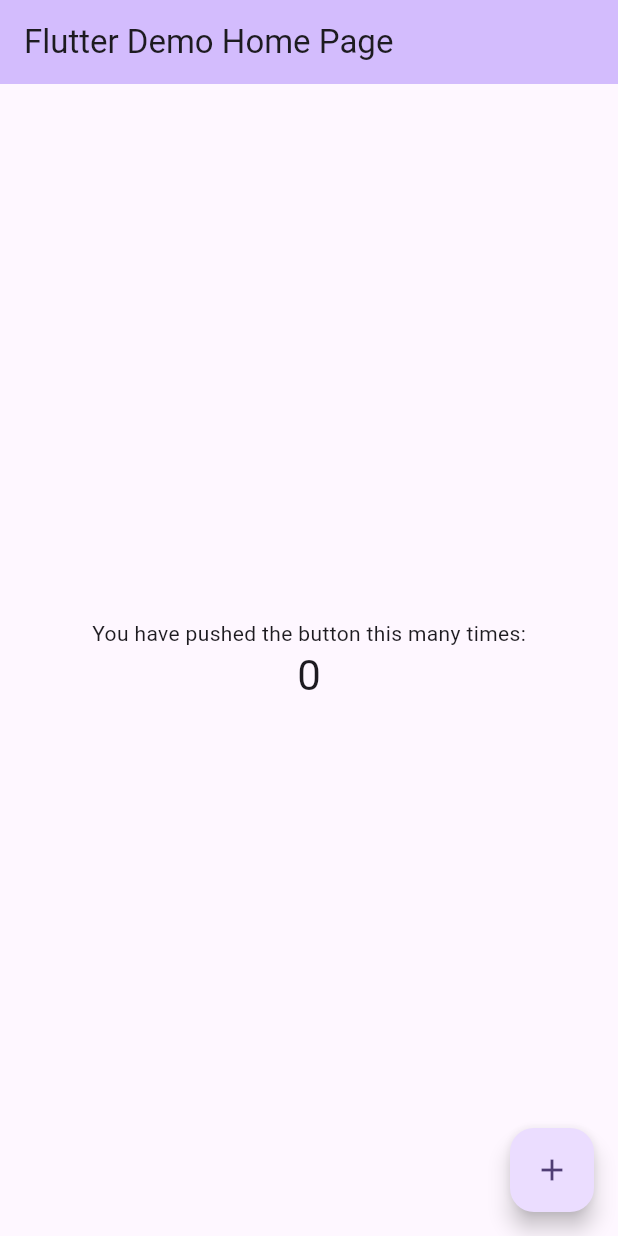
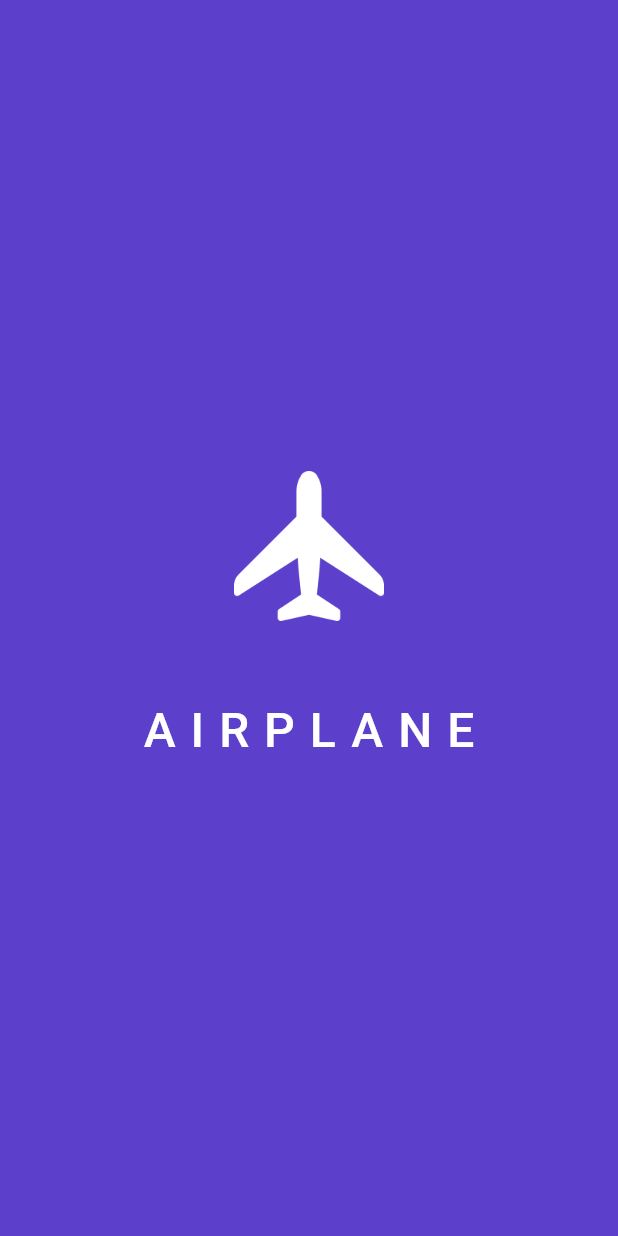
Before and after one commit to nurfaidzy/Flutter-Air-Plane-Project-BWA, a Flutter app: the screen it shows after launch, on a phone screen of 412 x 824 dp. Run offline on Flutter 3.47's test engine with Material 3 defaults, Android fonts, the phone set to English and light mode, and no system bars.

Commit message:
feat: splash page

```diff
--- a/lib/main.dart
+++ b/lib/main.dart
@@ -1,125 +1,18 @@
-import 'package:flutter/material.dart';
+import "package:air_plane/ui/pages/splash_page.dart";
+import "package:flutter/material.dart";
 
 void main() {
-  runApp(const MyApp());
+  runApp(MyApp());
 }
 
 class MyApp extends StatelessWidget {
   const MyApp({super.key});
 
-  // This widget is the root of your application.
   @override
   Widget build(BuildContext context) {
-    return MaterialApp(
-      title: 'Flutter Demo',
-      theme: ThemeData(
-        // This is the theme of your application.
-        //
-        // TRY THIS: Try running your application with "flutter run". You'll see
-        // the application has a purple toolbar. Then, without quitting the app,
-        // try changing the seedColor in the colorScheme below to Colors.green
-        // and then invoke "hot reload" (save your changes or press the "hot
-        // reload" button in a Flutter-supported IDE, or press "r" if you used
-        // the command line to start the app).
-        //
-        // Notice that the counter didn't reset back to zero; the application
-        // state is not lost during the reload. To reset the state, use hot
-        // restart instead.
-        //
-        // This works for code too, not just values: Most code changes can be
-        // tested with just a hot reload.
-        colorScheme: ColorScheme.fromSeed(seedColor: Colors.deepPurple),
-        useMaterial3: true,
-      ),
-      home: const MyHomePage(title: 'Flutter Demo Home Page'),
+    return const MaterialApp(
+      debugShowCheckedModeBanner: false,
+      home: SplashPage(),
     );
   }
 }
-
-class MyHomePage extends StatefulWidget {
-  const MyHomePage({super.key, required this.title});
-
-  // This widget is the home page of your application. It is stateful, meaning
-  // that it has a State object (defined below) that contains fields that affect
-  // how it looks.
-
-  // This class is the configuration for the state. It holds the values (in this
-  // case the title) provided by the parent (in this case the App widget) and
-  // used by the build method of the State. Fields in a Widget subclass are
-  // always marked "final".
-
-  final String title;
-
-  @override
-  State<MyHomePage> createState() => _MyHomePageState();
-}
-
-class _MyHomePageState extends State<MyHomePage> {
-  int _counter = 0;
-
-  void _incrementCounter() {
-    setState(() {
-      // This call to setState tells the Flutter framework that something has
-      // changed in this State, which causes it to rerun the build method below
-      // so that the display can reflect the updated values. If we changed
-      // _counter without calling setState(), then the build method would not be
-      // called again, and so nothing would appear to happen.
-      _counter++;
-    });
-  }
-
-  @override
-  Widget build(BuildContext context) {
-    // This method is rerun every time setState is called, for instance as done
-    // by the _incrementCounter method above.
-    //
-    // The Flutter framework has been optimized to make rerunning build methods
-    // fast, so that you can just rebuild anything that needs updating rather
-    // than having to individually change instances of widgets.
-    return Scaffold(
-      appBar: AppBar(
-        // TRY THIS: Try changing the color here to a specific color (to
-        // Colors.amber, perhaps?) and trigger a hot reload to see the AppBar
-        // change color while the other colors stay the same.
-        backgroundColor: Theme.of(context).colorScheme.inversePrimary,
-        // Here we take the value from the MyHomePage object that was created by
-        // the App.build method, and use it to set our appbar title.
-        title: Text(widget.title),
-      ),
-      body: Center(
-        // Center is a layout widget. It takes a single child and positions it
-        // in the middle of the parent.
-        child: Column(
-          // Column is also a layout widget. It takes a list of children and
-          // arranges them vertically. By default, it sizes itself to fit its
-          // children horizontally, and tries to be as tall as its parent.
-          //
-          // Column has various properties to control how it sizes itself and
-          // how it positions its children. Here we use mainAxisAlignment to
-          // center the children vertically; the main axis here is the vertical
-          // axis because Columns are vertical (the cross axis would be
-          // horizontal).
-          //
-          // TRY THIS: Invoke "debug painting" (choose the "Toggle Debug Paint"
-          // action in the IDE, or press "p" in the console), to see the
-          // wireframe for each widget.
-          mainAxisAlignment: MainAxisAlignment.center,
-          children: <Widget>[
-            const Text(
-              'You have pushed the button this many times:',
-            ),
-            Text(
-              '$_counter',
-              style: Theme.of(context).textTheme.headlineMedium,
-            ),
-          ],
-        ),
-      ),
-      floatingActionButton: FloatingActionButton(
-        onPressed: _incrementCounter,
-        tooltip: 'Increment',
-        child: const Icon(Icons.add),
-      ), // This trailing comma makes auto-formatting nicer for build methods.
-    );
-  }
-}
--- /dev/null
+++ b/lib/ui/pages/splash_page.dart
@@ -0,0 +1,38 @@
+import 'package:flutter/material.dart';
+import "../../shared//theme.dart";
+
+class SplashPage extends StatelessWidget {
+  const SplashPage({super.key});
+
+  @override
+  Widget build(BuildContext context) {
+    return Scaffold(
+      backgroundColor: kPrimaryColor,
+      body: Center(
+        child: Column(
+          mainAxisAlignment: MainAxisAlignment.center,
+          children: [
+            Container(
+              width: 100,
+              height: 100,
+              margin: const EdgeInsets.only(bottom: 50),
+              decoration: const BoxDecoration(
+                image: DecorationImage(
+                  image: AssetImage("assets/icon_plane.png"),
+                ),
+              ),
+            ),
+            Text(
+              "AIRPLANE",
+              style: whiteTextStyle.copyWith(
+                fontSize: 32,
+                fontWeight: medium,
+                letterSpacing: 10,
+              ),
+            )
+          ],
+        ),
+      ),
+    );
+  }
+}
--- a/pubspec.yaml
+++ b/pubspec.yaml
@@ -62,6 +62,10 @@ flutter:
   #   - images/a_dot_burr.jpeg
   #   - images/a_dot_ham.jpeg
 
+  assets:
+    - assets/icon_plane.png
+    - assets/
+
   # An image asset can refer to one or more resolution-specific "variants", see
   # https://flutter.dev/assets-and-images/#resolution-aware
 
```
